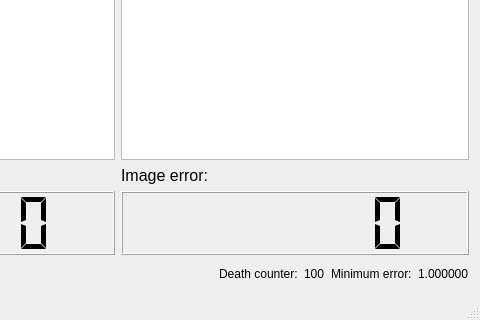
First picture: the form in app/MainWindow.ui, repository tom3q/cowiek-maupa, before the edit; both pictures show x 244 to 724 and y 288 to 608 of the 724 by 608 pixel window.
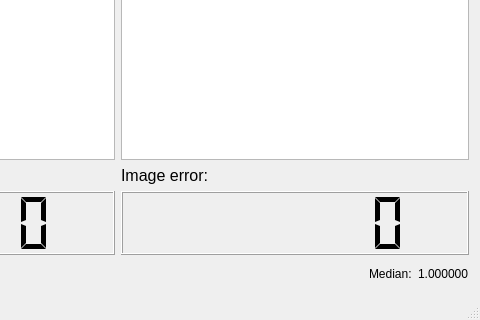
Second picture: the form after the edit.

Commit message: Little fixes and median queue.

Diff of the .ui file:
```diff
--- a/app/MainWindow.ui
+++ b/app/MainWindow.ui
@@ -289,24 +289,10 @@
         </property>
        </spacer>
       </item>
-      <item>
-       <widget class="QLabel" name="deathCounterLabel">
-        <property name="text">
-         <string>Death counter:</string>
-        </property>
-       </widget>
-      </item>
-      <item>
-       <widget class="QLabel" name="deathCounter">
-        <property name="text">
-         <string>100</string>
-        </property>
-       </widget>
-      </item>
       <item>
        <widget class="QLabel" name="minimumErrorLabel">
         <property name="text">
-         <string>Minimum error:</string>
+         <string>Median:</string>
         </property>
        </widget>
       </item>
```
The commit also changes 5 other files.
